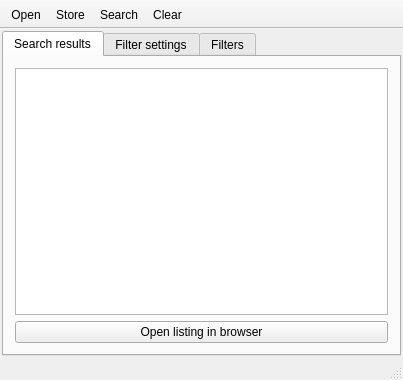
FrankMamuda/findaflat, file mainwindow.ui: the form before one commit.
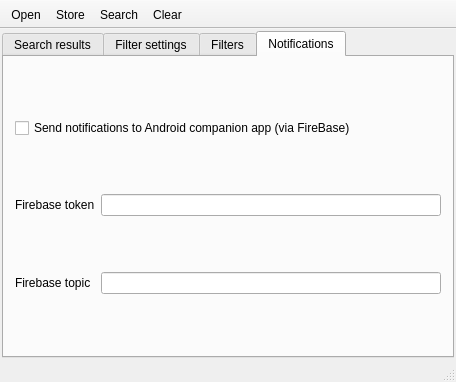
The form after the commit. The open tabs and pages were chosen to show the change. Icons and pictures are not drawn.

Commit message: add initial firebase support

```diff
--- a/mainwindow.ui
+++ b/mainwindow.ui
@@ -6,8 +6,8 @@
    <rect>
     <x>0</x>
     <y>0</y>
-    <width>403</width>
-    <height>380</height>
+    <width>456</width>
+    <height>382</height>
    </rect>
   </property>
   <property name="windowTitle">
@@ -337,6 +337,40 @@
         </item>
        </layout>
       </widget>
+      <widget class="QWidget" name="tabNotifications">
+       <attribute name="title">
+        <string>Notifications</string>
+       </attribute>
+       <layout class="QGridLayout" name="gridLayout_4">
+        <item row="1" column="0">
+         <widget class="QLabel" name="tokenLabel">
+          <property name="text">
+           <string>Firebase token</string>
+          </property>
+         </widget>
+        </item>
+        <item row="3" column="0">
+         <widget class="QLabel" name="topicLabel">
+          <property name="text">
+           <string>Firebase topic</string>
+          </property>
+         </widget>
+        </item>
+        <item row="1" column="1">
+         <widget class="QLineEdit" name="tokenEdit"/>
+        </item>
+        <item row="3" column="1">
+         <widget class="QLineEdit" name="topicEdit"/>
+        </item>
+        <item row="0" column="0" colspan="2">
+         <widget class="QCheckBox" name="notificationsCheck">
+          <property name="text">
+           <string>Send notifications to Android companion app (via FireBase)</string>
+          </property>
+         </widget>
+        </item>
+       </layout>
+      </widget>
      </widget>
     </item>
    </layout>
```
The commit also changes 5 other files.
